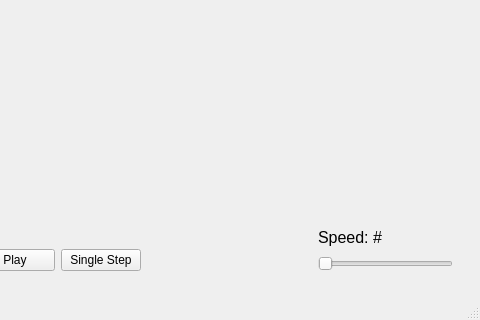
Above: view_gui/gui.ui from iacopoerpichini/ConwayGameOfLife before the change; both pictures show x 138 to 618 and y 430 to 750 of the 618 by 750 pixel window. Below: the same form after it.
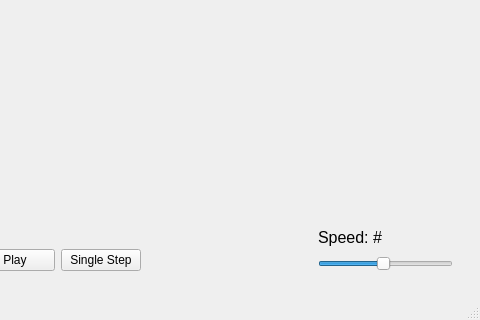
That is the form after the change.

Commit message: add the graphics, board GoL add the convolution for count the neighbours of the cell and implement the single step evolution

```diff
--- a/view_gui/gui.ui
+++ b/view_gui/gui.ui
@@ -100,6 +100,18 @@
           </item>
           <item>
            <widget class="QSlider" name="sliderSpeed">
+            <property name="minimum">
+             <number>1</number>
+            </property>
+            <property name="maximum">
+             <number>30</number>
+            </property>
+            <property name="pageStep">
+             <number>1</number>
+            </property>
+            <property name="sliderPosition">
+             <number>15</number>
+            </property>
             <property name="orientation">
              <enum>Qt::Horizontal</enum>
             </property>
```
The commit also changes 5 other files.
